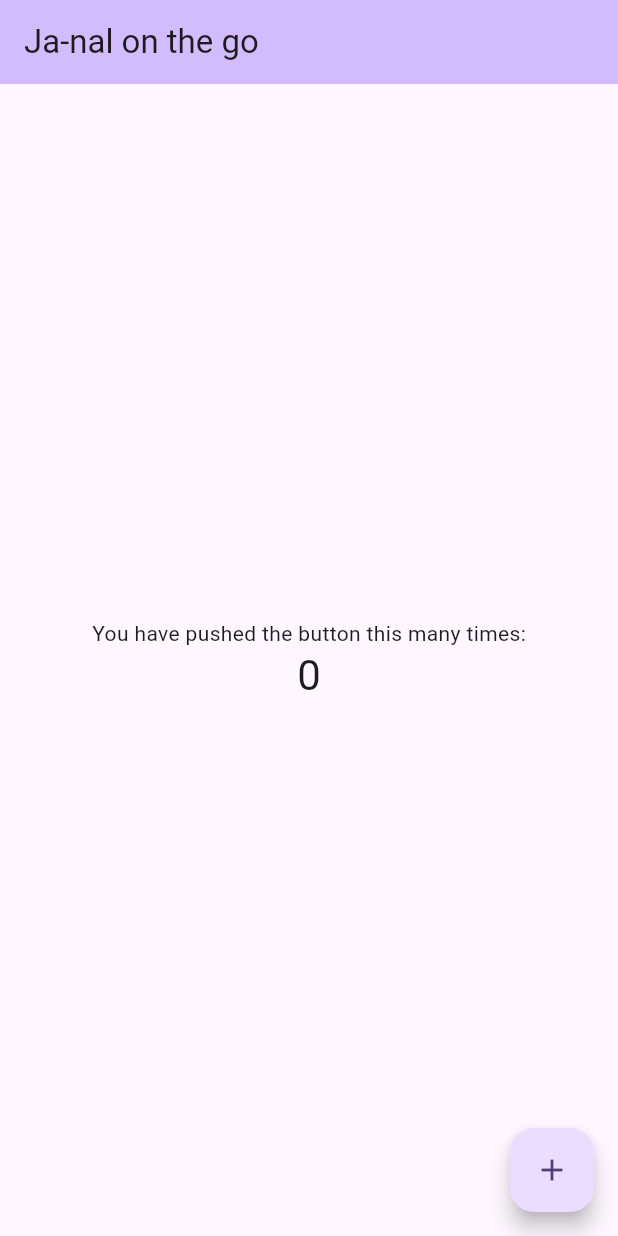
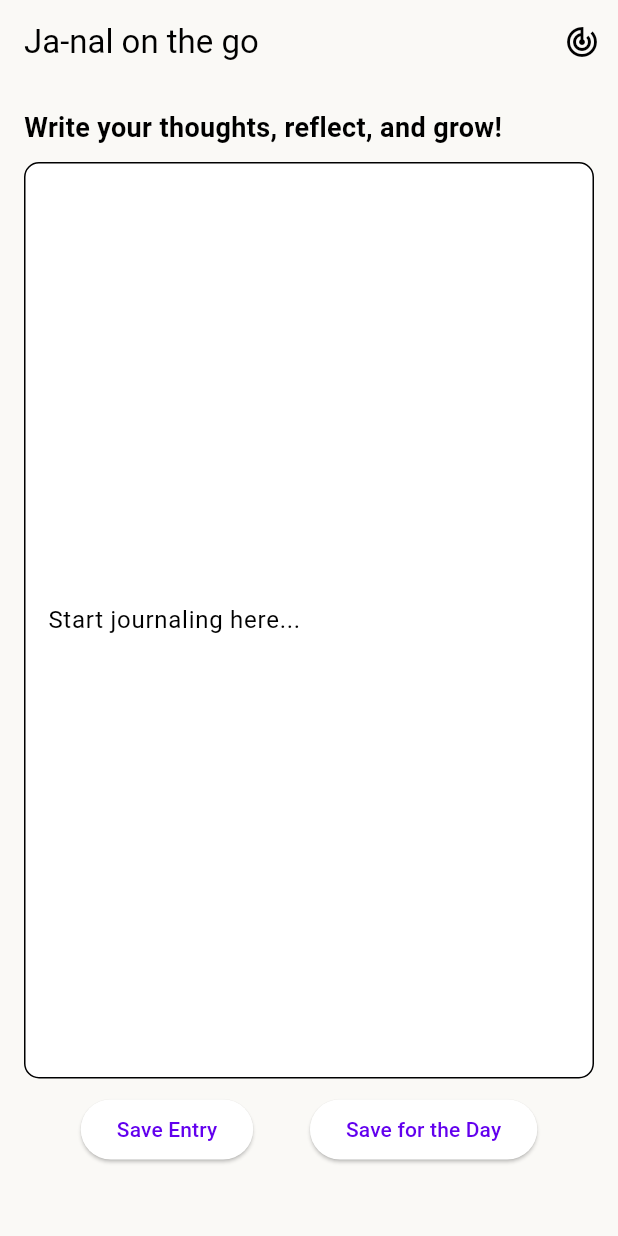
Before and after one commit to Gargilohia/Ja-nal-on-the-go, a Flutter app: the screen it shows after launch, on a phone screen of 412 x 824 dp. Run offline on Flutter 3.47's test engine with Material 3 defaults, Android fonts, the phone set to English and light mode, and no system bars.

Commit message:
Refactor main app structure and implement journaling features

```diff
--- a/jaanal_on_the_go/lib/main.dart
+++ b/jaanal_on_the_go/lib/main.dart
@@ -7,119 +7,106 @@ void main() {
 class MyApp extends StatelessWidget {
   const MyApp({super.key});
 
-  // This widget is the root of your application.
   @override
   Widget build(BuildContext context) {
     return MaterialApp(
       title: 'Ja-nal',
       theme: ThemeData(
-        // This is the theme of your application.
-        //
-        // TRY THIS: Try running your application with "flutter run". You'll see
-        // the application has a purple toolbar. Then, without quitting the app,
-        // try changing the seedColor in the colorScheme below to Colors.green
-        // and then invoke "hot reload" (save your changes or press the "hot
-        // reload" button in a Flutter-supported IDE, or press "r" if you used
-        // the command line to start the app).
-        //
-        // Notice that the counter didn't reset back to zero; the application
-        // state is not lost during the reload. To reset the state, use hot
-        // restart instead.
-        //
-        // This works for code too, not just values: Most code changes can be
-        // tested with just a hot reload.
-        colorScheme: ColorScheme.fromSeed(seedColor: Colors.deepPurple),
+        colorScheme: ColorScheme.light(background: Color(0xFFFAF9F6)),
+        scaffoldBackgroundColor: Color(0xFFFAF9F6),
         useMaterial3: true,
       ),
-      home: const MyHomePage(title: 'Ja-nal on the go'),
+      home: const JournalPage(),
     );
   }
 }
 
-class MyHomePage extends StatefulWidget {
-  const MyHomePage({super.key, required this.title});
-
-  // This widget is the home page of your application. It is stateful, meaning
-  // that it has a State object (defined below) that contains fields that affect
-  // how it looks.
-
-  // This class is the configuration for the state. It holds the values (in this
-  // case the title) provided by the parent (in this case the App widget) and
-  // used by the build method of the State. Fields in a Widget subclass are
-  // always marked "final".
-
-  final String title;
+class JournalPage extends StatefulWidget {
+  const JournalPage({super.key});
 
   @override
-  State<MyHomePage> createState() => _MyHomePageState();
+  State<JournalPage> createState() => _JournalPageState();
 }
 
-class _MyHomePageState extends State<MyHomePage> {
-  int _counter = 0;
+class _JournalPageState extends State<JournalPage> {
+  final TextEditingController _journalController = TextEditingController();
+  String _chatGptResponse = "";
 
-  void _incrementCounter() {
+  void _saveEntry() {
     setState(() {
-      // This call to setState tells the Flutter framework that something has
-      // changed in this State, which causes it to rerun the build method below
-      // so that the display can reflect the updated values. If we changed
-      // _counter without calling setState(), then the build method would not be
-      // called again, and so nothing would appear to happen.
-      _counter++;
+      _chatGptResponse = "Great job! Keep writing your thoughts.";
+    });
+  }
+
+  void _saveForDay() {
+    setState(() {
+      _chatGptResponse = "You have saved your journal for today!";
     });
   }
 
   @override
   Widget build(BuildContext context) {
-    // This method is rerun every time setState is called, for instance as done
-    // by the _incrementCounter method above.
-    //
-    // The Flutter framework has been optimized to make rerunning build methods
-    // fast, so that you can just rebuild anything that needs updating rather
-    // than having to individually change instances of widgets.
     return Scaffold(
       appBar: AppBar(
-        // TRY THIS: Try changing the color here to a specific color (to
-        // Colors.amber, perhaps?) and trigger a hot reload to see the AppBar
-        // change color while the other colors stay the same.
-        backgroundColor: Theme.of(context).colorScheme.inversePrimary,
-        // Here we take the value from the MyHomePage object that was created by
-        // the App.build method, and use it to set our appbar title.
-        title: Text(widget.title),
+        title: const Text('Ja-nal on the go'),
+        actions: [
+          IconButton(
+            icon: const Icon(Icons.track_changes),
+            onPressed: () {
+              // Navigate to Track Record Page
+            },
+          ),
+        ],
+        backgroundColor: Color(0xFFFAF9F6),
+        elevation: 0,
       ),
-      body: Center(
-        // Center is a layout widget. It takes a single child and positions it
-        // in the middle of the parent.
+      body: Padding(
+        padding: const EdgeInsets.all(16.0),
         child: Column(
-          // Column is also a layout widget. It takes a list of children and
-          // arranges them vertically. By default, it sizes itself to fit its
-          // children horizontally, and tries to be as tall as its parent.
-          //
-          // Column has various properties to control how it sizes itself and
-          // how it positions its children. Here we use mainAxisAlignment to
-          // center the children vertically; the main axis here is the vertical
-          // axis because Columns are vertical (the cross axis would be
-          // horizontal).
-          //
-          // TRY THIS: Invoke "debug painting" (choose the "Toggle Debug Paint"
-          // action in the IDE, or press "p" in the console), to see the
-          // wireframe for each widget.
-          mainAxisAlignment: MainAxisAlignment.center,
-          children: <Widget>[
+          crossAxisAlignment: CrossAxisAlignment.start,
+          children: [
             const Text(
-              'You have pushed the button this many times:',
+              "Write your thoughts, reflect, and grow!",
+              style: TextStyle(fontSize: 18, fontWeight: FontWeight.bold),
             ),
+            const SizedBox(height: 10),
+            Expanded(
+              child: TextField(
+                controller: _journalController,
+                maxLines: null,
+                expands: true,
+                decoration: InputDecoration(
+                  hintText: "Start journaling here...",
+                  border: OutlineInputBorder(
+                    borderRadius: BorderRadius.circular(10),
+                  ),
+                  fillColor: Colors.white,
+                  filled: true,
+                ),
+              ),
+            ),
+            const SizedBox(height: 10),
+            Row(
+              mainAxisAlignment: MainAxisAlignment.spaceEvenly,
+              children: [
+                ElevatedButton(
+                  onPressed: _saveEntry,
+                  child: const Text("Save Entry"),
+                ),
+                ElevatedButton(
+                  onPressed: _saveForDay,
+                  child: const Text("Save for the Day"),
+                ),
+              ],
+            ),
+            const SizedBox(height: 10),
             Text(
-              '$_counter',
-              style: Theme.of(context).textTheme.headlineMedium,
+              _chatGptResponse,
+              style: const TextStyle(color: Colors.blue, fontStyle: FontStyle.italic),
             ),
           ],
         ),
       ),
-      floatingActionButton: FloatingActionButton(
-        onPressed: _incrementCounter,
-        tooltip: 'Increment',
-        child: const Icon(Icons.add),
-      ), // This trailing comma makes auto-formatting nicer for build methods.
     );
   }
 }
```
